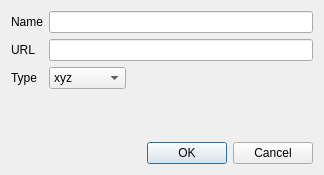
The window that mapflow/static/ui/custom_provider_dialog.ui (Geoalert/mapflow-qgis) describes before a commit, drawn with Qt 5.
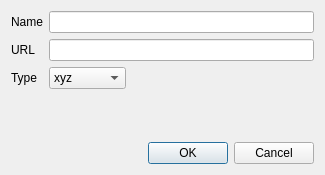
The same window after the commit. Icons and pictures are not drawn.

Commit message: imrpov: prettify dialogs

The edit to the form file:
```diff
--- a/mapflow/static/ui/custom_provider_dialog.ui
+++ b/mapflow/static/ui/custom_provider_dialog.ui
@@ -6,10 +6,28 @@
    <rect>
     <x>0</x>
     <y>0</y>
-    <width>324</width>
+    <width>325</width>
     <height>175</height>
    </rect>
   </property>
+  <property name="sizePolicy">
+   <sizepolicy hsizetype="Fixed" vsizetype="Fixed">
+    <horstretch>0</horstretch>
+    <verstretch>0</verstretch>
+   </sizepolicy>
+  </property>
+  <property name="minimumSize">
+   <size>
+    <width>325</width>
+    <height>175</height>
+   </size>
+  </property>
+  <property name="maximumSize">
+   <size>
+    <width>325</width>
+    <height>175</height>
+   </size>
+  </property>
   <property name="windowTitle">
    <string>Custom provider</string>
   </property>
```
Left out of the diff: 15 changed lines with no effect on the pictures. The commit also changes 3 other files.
